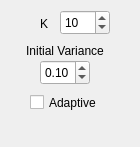
Above: _AlgorithmsPlugins/Reinforcements/paramsPower.ui from b4silio/MLDemos before the change. Below: the same form after it.
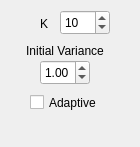
That is the form after the change.

Patch:
```diff
--- a/_AlgorithmsPlugins/Reinforcements/paramsPower.ui
+++ b/_AlgorithmsPlugins/Reinforcements/paramsPower.ui
@@ -31,13 +31,13 @@
     <double>0.010000000000000</double>
    </property>
    <property name="maximum">
-    <double>1.000000000000000</double>
+    <double>3.140000000000000</double>
    </property>
    <property name="singleStep">
     <double>0.050000000000000</double>
    </property>
    <property name="value">
-    <double>0.100000000000000</double>
+    <double>1.000000000000000</double>
    </property>
   </widget>
   <widget class="QLabel" name="varianceLabel">
```
